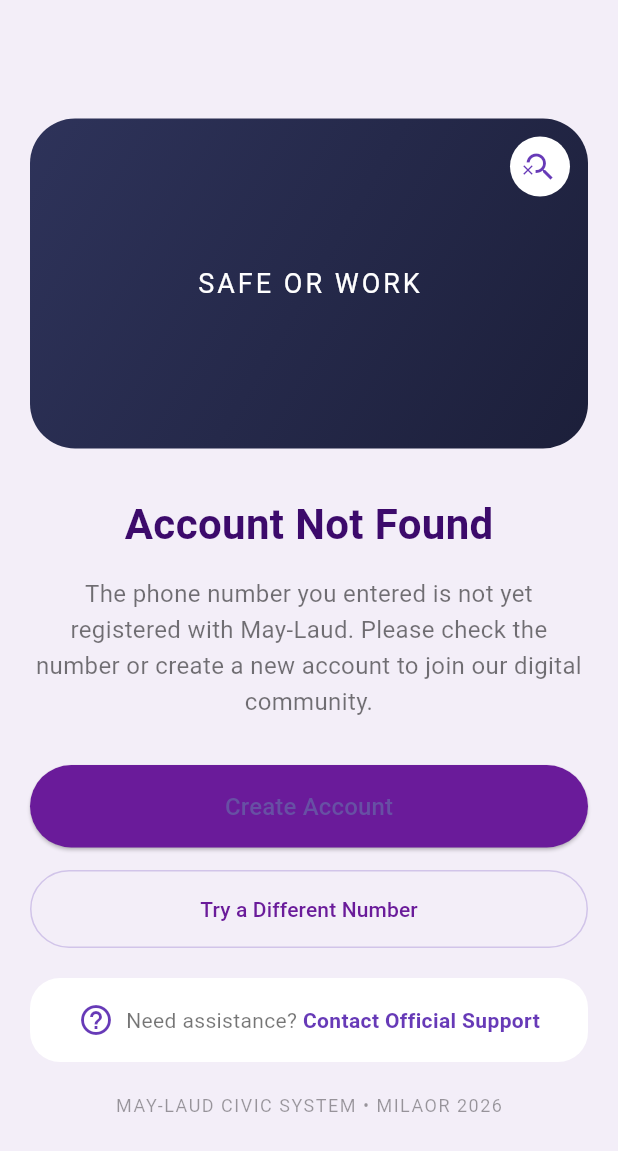
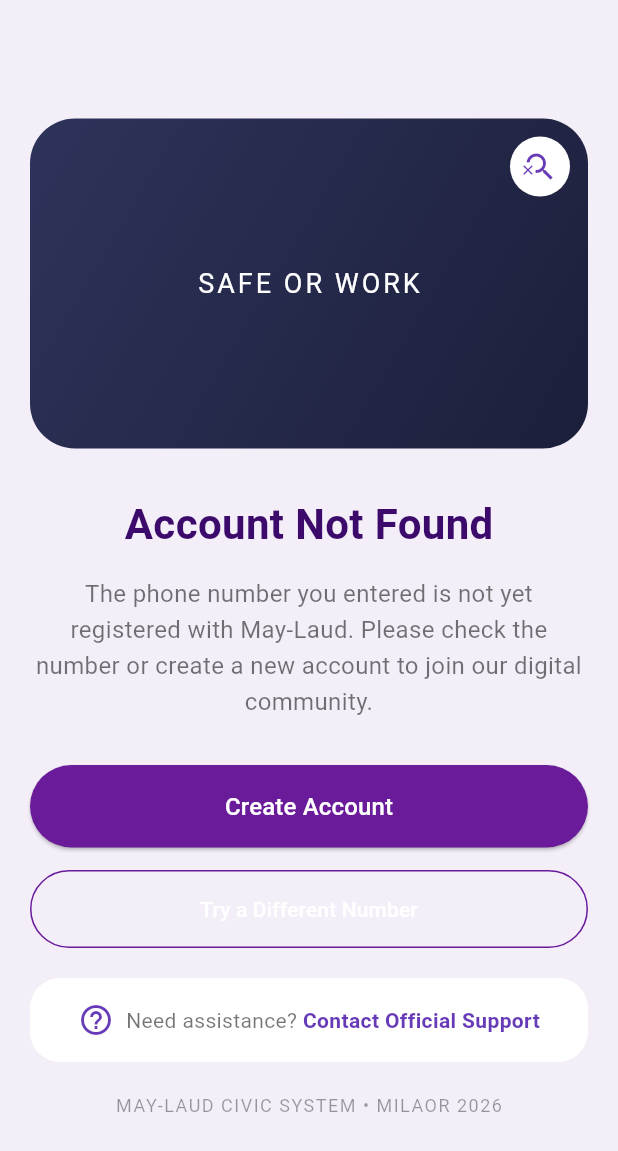
Before and after one commit to jmcallo-dev/may_laud, a Flutter app: the AccountNotFoundScreen screen opened directly, on a phone screen of 412 x 824 dp. Shown: the top 1151 px of the screen. Run offline on Flutter 3.47's test engine with Material 3 defaults, Android fonts, the phone set to English and light mode, and no system bars.

Commit message:
changes for production

```diff
--- a/lib/user_login/register.dart
+++ b/lib/user_login/register.dart
@@ -1,4 +1,5 @@
 import 'package:flutter/material.dart';
+import 'package:may_laud/user_login/otp_verification.dart';
 import 'package:may_laud/user_login/password_field.dart';
 import 'package:may_laud/user_login/verification.dart'; // adjust if needed
 
@@ -436,7 +437,7 @@ class _RegisterScreenState extends State<RegisterScreen> {
                   Navigator.push(
                     context,
                     MaterialPageRoute(
-                      builder: (_) => const VerificationScreen(),
+                      builder: (_) => const OtpVerificationScreen(),
                     ),
                   );
                 },
--- a/lib/user_login/unregistered.dart
+++ b/lib/user_login/unregistered.dart
@@ -1,6 +1,7 @@
 import 'dart:async';
 import 'package:flutter/material.dart';
 import 'package:may_laud/user_login/home.dart';
+import 'package:may_laud/user_login/login_number.dart';
 import 'package:may_laud/user_login/register.dart';
 import 'package:may_laud/user_login/welcome_back.dart';
 
@@ -114,7 +115,7 @@ class AccountNotFoundScreen extends StatelessWidget {
                   },
                   child: const Text(
                     "Create Account",
-                    style: TextStyle(fontSize: 16),
+                    style: TextStyle(color: Colors.white, fontSize: 16),
                   ),
                 ),
               ),
@@ -127,19 +128,19 @@ class AccountNotFoundScreen extends StatelessWidget {
                     shape: RoundedRectangleBorder(
                       borderRadius: BorderRadius.circular(30),
                     ),
-                    side: const BorderSide(color: Color(0xFFD1C4E9)),
+                    side: const BorderSide(color: Color(0xFF6A1B9A)),
                   ),
                   onPressed: () {
                     Navigator.push(
                       context,
                       MaterialPageRoute(
-                        builder: (context) => const WelcomeBackScreen(),
+                        builder: (context) => const LoginScreen(),
                       ),
                     );
                   },
                   child: const Text(
                     "Try a Different Number",
-                    style: TextStyle(color: Color(0xFF6A1B9A)),
+                    style: TextStyle(color: Colors.white),
                   ),
                 ),
               ),
```
